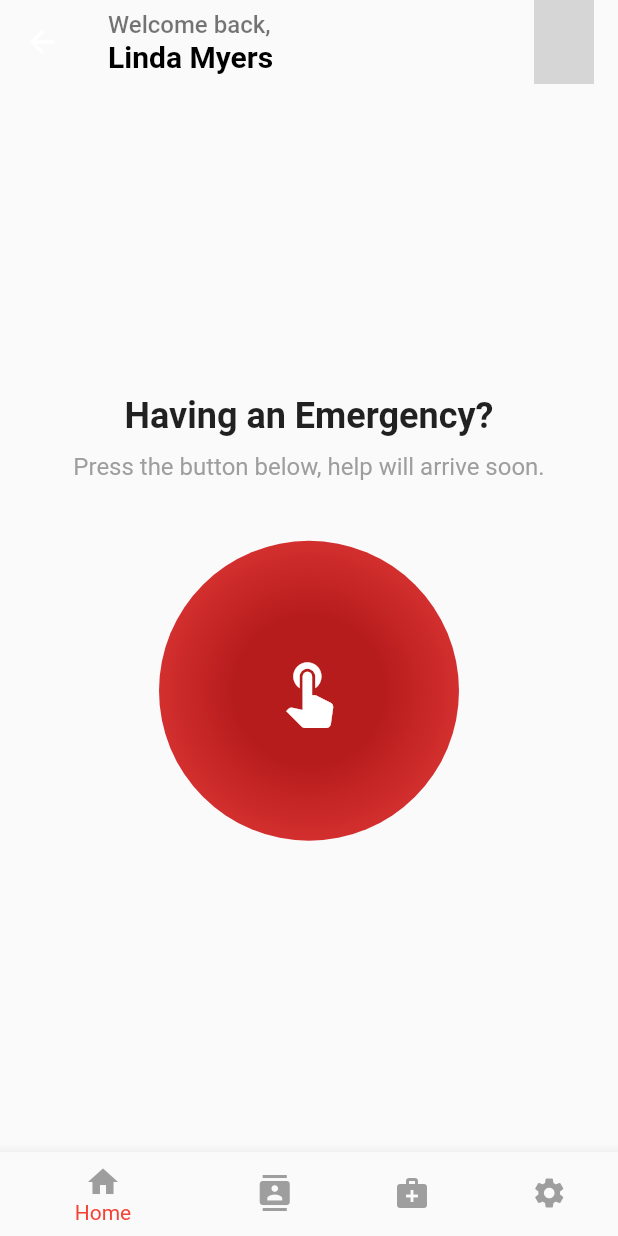
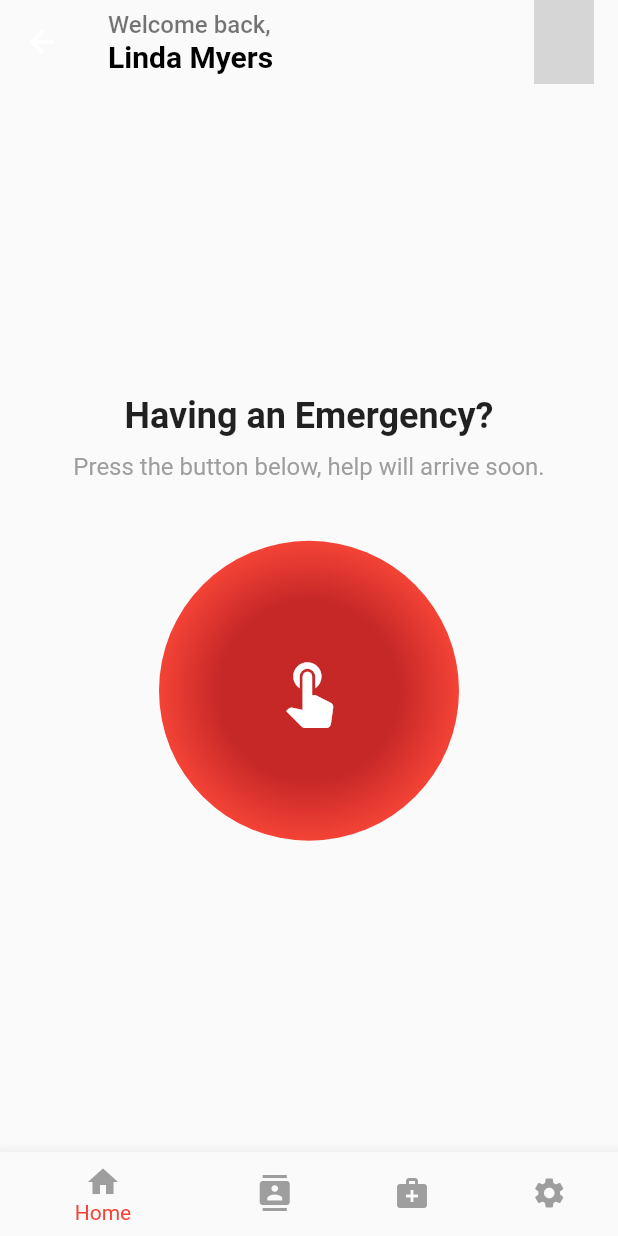
Before and after one commit to Mostafa-Mohamed4932/caremergencyswiftresponse, a Flutter app: the EmergencyHomeScreen screen opened directly, on a phone screen of 412 x 824 dp. Run offline on Flutter 3.47's test engine with Material 2 defaults, Android fonts, the phone set to English and light mode, and no system bars; our stand-ins replace cloud_firestore, firebase_core; accounts and stored records are empty; network calls fail; grey boxes are pictures that could not be loaded.

Commit message:
Color Experiment 2, main red button

```diff
--- a/lib/home_screen.dart
+++ b/lib/home_screen.dart
@@ -71,10 +71,10 @@ class _EmergencyHomeScreenState extends State<EmergencyHomeScreen> {
                       shape: BoxShape.circle,
                       gradient: RadialGradient(
                         colors: [
-                          Colors.red.shade900, // Darker red color
-                          Colors.red.shade700, // Slightly lighter red for gradient effect
+                          Colors.red.shade800, // Slightly lighter than before
+                          Colors.red.shade500, // Even lighter red
                         ],
-                        stops: [0.5, 1.0], // Adjust for a smooth gradient effect
+                        stops: [0.6, 1.0], // Adjust for a smooth gradient effect
                       ),
                     ),
                   ),
```
